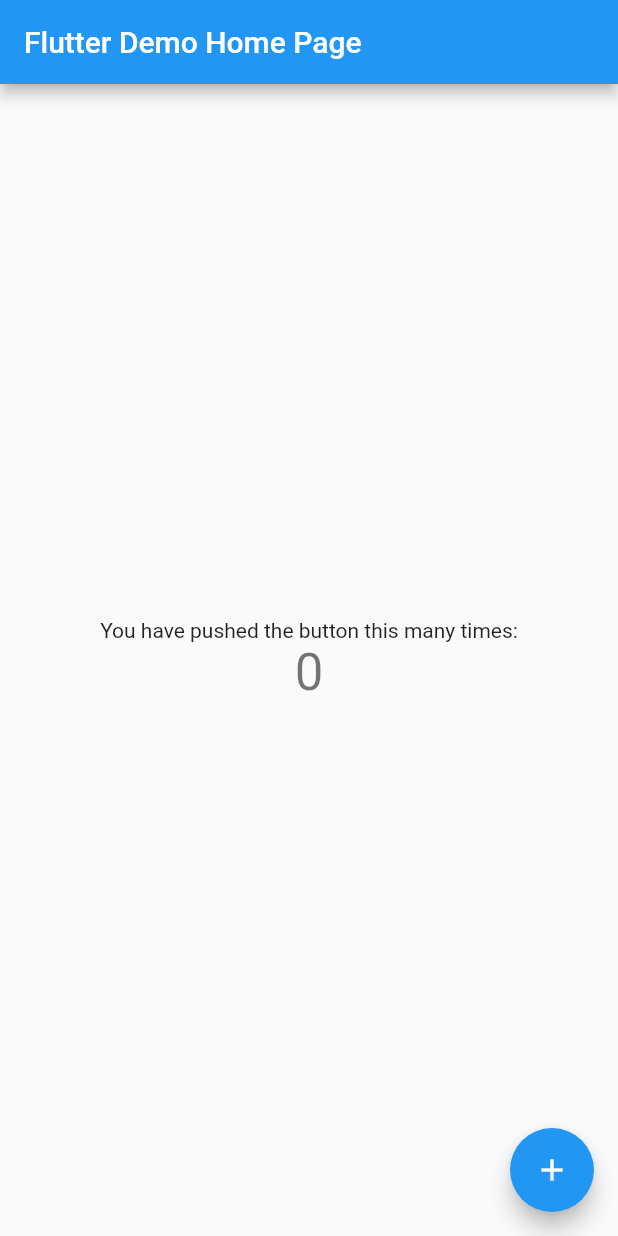
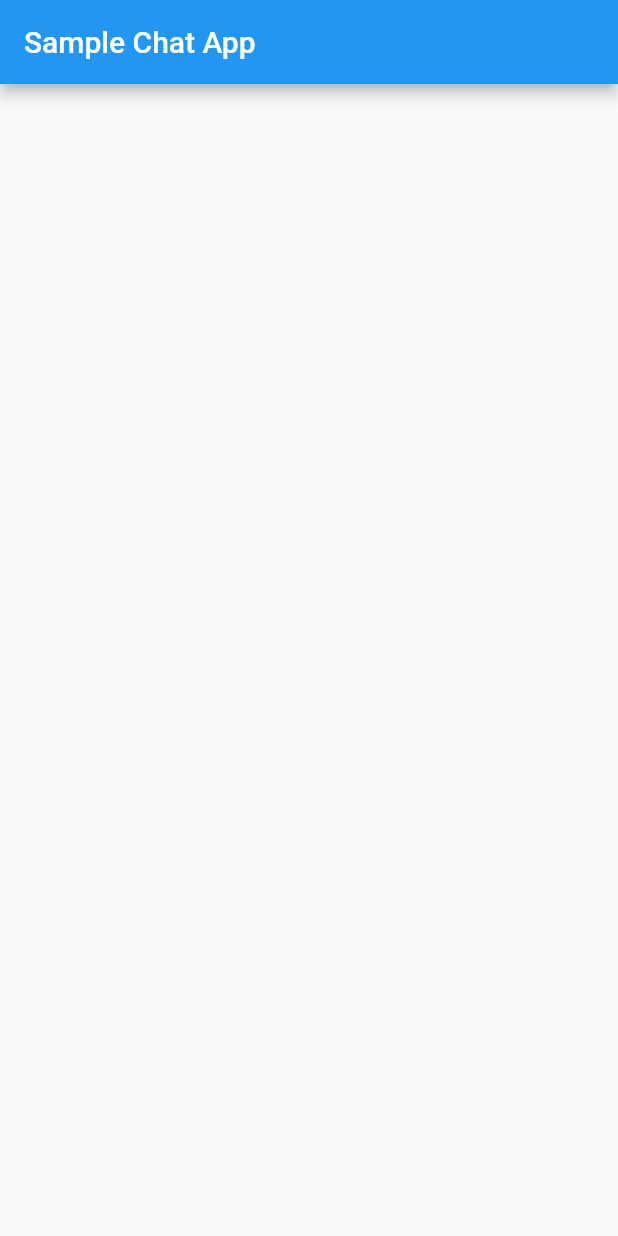
Before and after one commit to milanvadher/fluuter_chat_app, a Flutter app: the screen it shows after launch, on a phone screen of 412 x 824 dp. Run offline on Flutter 3.47's test engine with Material 2 defaults, Android fonts, the phone set to English and light mode, and no system bars.

Commit message:
create black chat screen page

```diff
--- a/lib/main.dart
+++ b/lib/main.dart
@@ -1,109 +1,24 @@
 import 'package:flutter/material.dart';
 
-void main() => runApp(new MyApp());
+void main() => runApp(new SampleChatApp());
 
-class MyApp extends StatelessWidget {
-  // This widget is the root of your application.
+class SampleChatApp extends StatelessWidget {
   @override
   Widget build(BuildContext context) {
     return new MaterialApp(
-      title: 'Flutter Demo',
-      theme: new ThemeData(
-        // This is the theme of your application.
-        //
-        // Try running your application with "flutter run". You'll see the
-        // application has a blue toolbar. Then, without quitting the app, try
-        // changing the primarySwatch below to Colors.green and then invoke
-        // "hot reload" (press "r" in the console where you ran "flutter run",
-        // or press Run > Flutter Hot Reload in IntelliJ). Notice that the
-        // counter didn't reset back to zero; the application is not restarted.
-        primarySwatch: Colors.blue,
-      ),
-      home: new MyHomePage(title: 'Flutter Demo Home Page'),
+      title: 'SampleChatApp',
+      home: new ChatScreen(),
     );
   }
 }
 
-class MyHomePage extends StatefulWidget {
-  MyHomePage({Key key, this.title}) : super(key: key);
-
-  // This widget is the home page of your application. It is stateful, meaning
-  // that it has a State object (defined below) that contains fields that affect
-  // how it looks.
-
-  // This class is the configuration for the state. It holds the values (in this
-  // case the title) provided by the parent (in this case the App widget) and
-  // used by the build method of the State. Fields in a Widget subclass are
-  // always marked "final".
-
-  final String title;
-
-  @override
-  _MyHomePageState createState() => new _MyHomePageState();
-}
-
-class _MyHomePageState extends State<MyHomePage> {
-  int _counter = 0;
-
-  void _incrementCounter() {
-    setState(() {
-      // This call to setState tells the Flutter framework that something has
-      // changed in this State, which causes it to rerun the build method below
-      // so that the display can reflect the updated values. If we changed
-      // _counter without calling setState(), then the build method would not be
-      // called again, and so nothing would appear to happen.
-      _counter++;
-    });
-  }
-
+class ChatScreen extends StatelessWidget {
   @override
   Widget build(BuildContext context) {
-    // This method is rerun every time setState is called, for instance as done
-    // by the _incrementCounter method above.
-    //
-    // The Flutter framework has been optimized to make rerunning build methods
-    // fast, so that you can just rebuild anything that needs updating rather
-    // than having to individually change instances of widgets.
     return new Scaffold(
-      appBar: new AppBar(
-        // Here we take the value from the MyHomePage object that was created by
-        // the App.build method, and use it to set our appbar title.
-        title: new Text(widget.title),
+      appBar: AppBar(
+        title: Text('Sample Chat App'),
       ),
-      body: new Center(
-        // Center is a layout widget. It takes a single child and positions it
-        // in the middle of the parent.
-        child: new Column(
-          // Column is also layout widget. It takes a list of children and
-          // arranges them vertically. By default, it sizes itself to fit its
-          // children horizontally, and tries to be as tall as its parent.
-          //
-          // Invoke "debug paint" (press "p" in the console where you ran
-          // "flutter run", or select "Toggle Debug Paint" from the Flutter tool
-          // window in IntelliJ) to see the wireframe for each widget.
-          //
-          // Column has various properties to control how it sizes itself and
-          // how it positions its children. Here we use mainAxisAlignment to
-          // center the children vertically; the main axis here is the vertical
-          // axis because Columns are vertical (the cross axis would be
-          // horizontal).
-          mainAxisAlignment: MainAxisAlignment.center,
-          children: <Widget>[
-            new Text(
-              'You have pushed the button this many times:',
-            ),
-            new Text(
-              '$_counter',
-              style: Theme.of(context).textTheme.display1,
-            ),
-          ],
-        ),
-      ),
-      floatingActionButton: new FloatingActionButton(
-        onPressed: _incrementCounter,
-        tooltip: 'Increment',
-        child: new Icon(Icons.add),
-      ), // This trailing comma makes auto-formatting nicer for build methods.
     );
   }
 }
```
